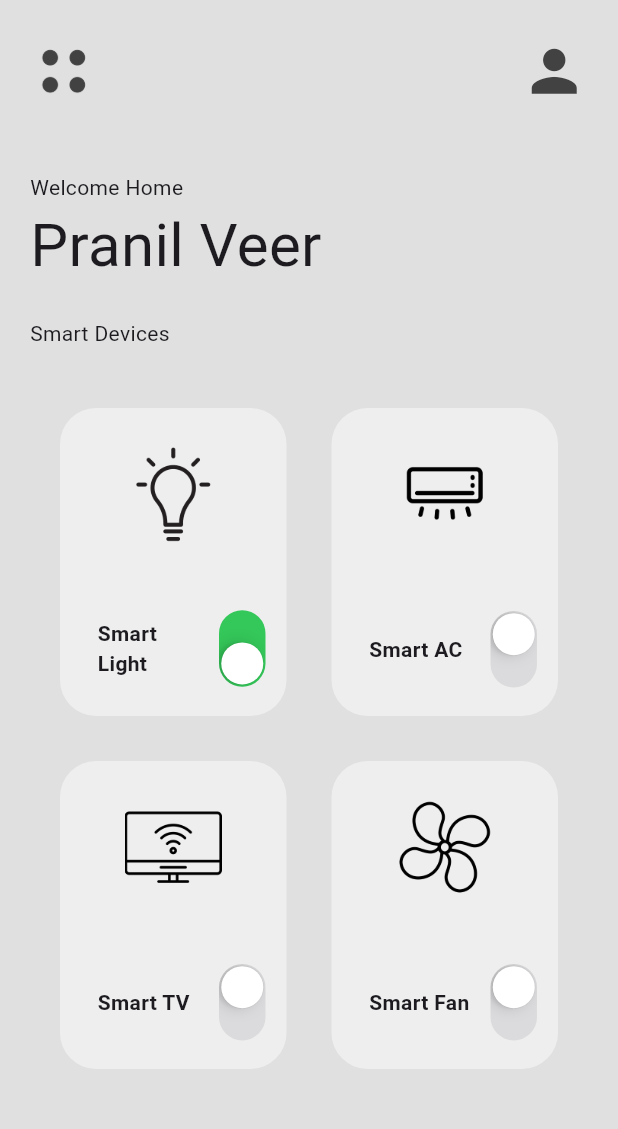
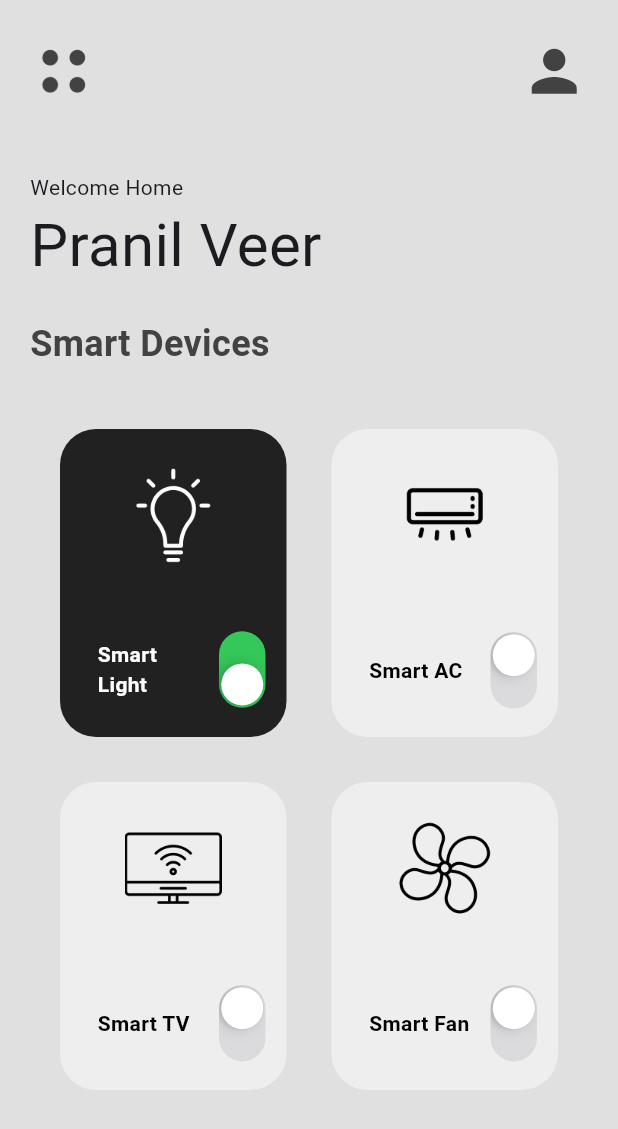
Before and after one commit to pranilveer/Modern_Smart_Home_UI, a Flutter app: the screen it shows after launch, on a phone screen of 412 x 824 dp. Shown: the top 1129 px of the screen. Run offline on Flutter 3.47's test engine with Material 3 defaults, Android fonts, the light colour scheme and no system bars.

Commit message:
Font styles changed

```diff
--- a/lib/pages/home_page.dart
+++ b/lib/pages/home_page.dart
@@ -79,7 +79,14 @@ void powerSwitchChanged(bool value, int index) {
 
             Padding(
               padding: EdgeInsets.symmetric(horizontal: horizontalPadding),
-              child: const Text("Smart Devices"),
+              child: Text(
+                "Smart Devices",
+                style: TextStyle(
+                  fontWeight: FontWeight.bold,
+                  fontSize: 24,
+                  color: Colors.grey[800],
+                ),
+                ),
             ),
             Expanded(
                 child: GridView.builder(
--- a/lib/util/smart_device_box.dart
+++ b/lib/util/smart_device_box.dart
@@ -3,6 +3,7 @@ import "dart:math";
 import "package:flutter/cupertino.dart";
 import "package:flutter/material.dart";
 
+// ignore: must_be_immutable
 class SmartDeviceBox extends StatelessWidget {
   final String smartDeviceName;
   final String iconPath;
@@ -24,7 +25,7 @@ class SmartDeviceBox extends StatelessWidget {
       padding: const EdgeInsets.all(15.0),
       child: Container(
         decoration: BoxDecoration(
-          color: Colors.grey[200],
+          color:powerOn ?Colors.grey[900]: Colors.grey[200],
           borderRadius: BorderRadius.circular(24),
         ),
         padding: const EdgeInsets.symmetric(vertical: 25),
@@ -34,6 +35,8 @@ class SmartDeviceBox extends StatelessWidget {
             Image.asset(
               iconPath,
               height: 65,
+              color: powerOn ? Colors.white : Colors.black,
+
             ),
             Row(
               children: [
@@ -42,9 +45,10 @@ class SmartDeviceBox extends StatelessWidget {
                   padding: const EdgeInsets.only(left: 25.0),
                   child: Text(
                     smartDeviceName,
-                    style: const TextStyle(
+                    style: TextStyle(
                       fontWeight: FontWeight.bold,
                       fontSize: 14,
+                      color: powerOn ? Colors.white : Colors.black,
                     ),
                   ),
                 )),
```
Also changed, not shown: pubspec.lock.
